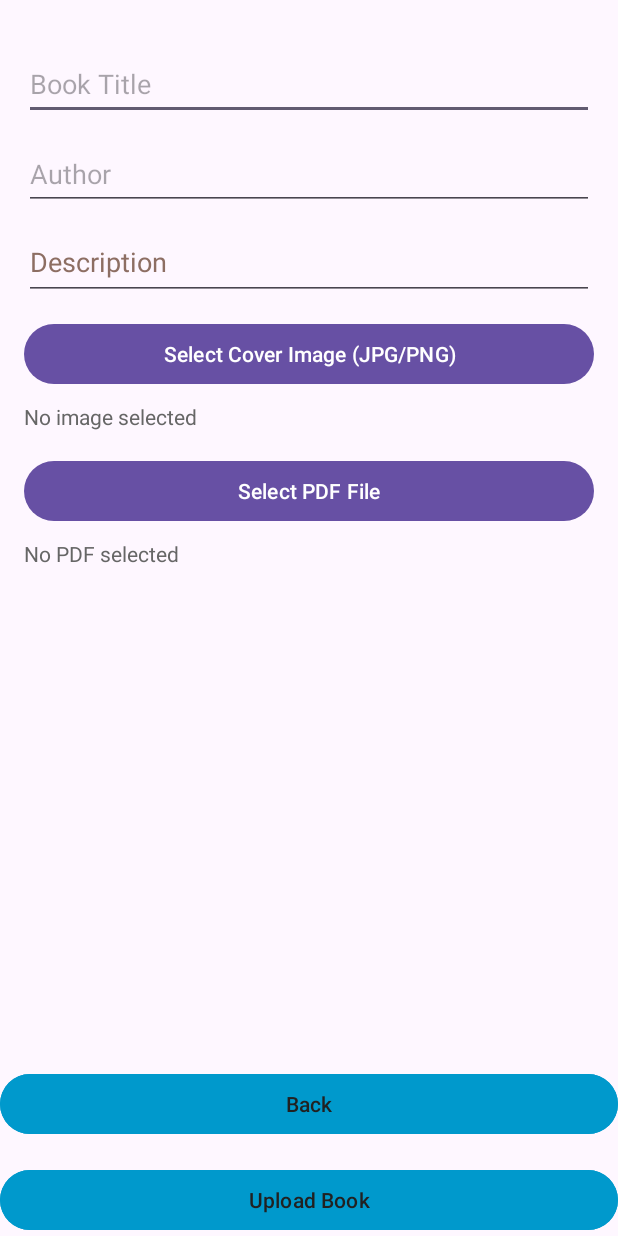
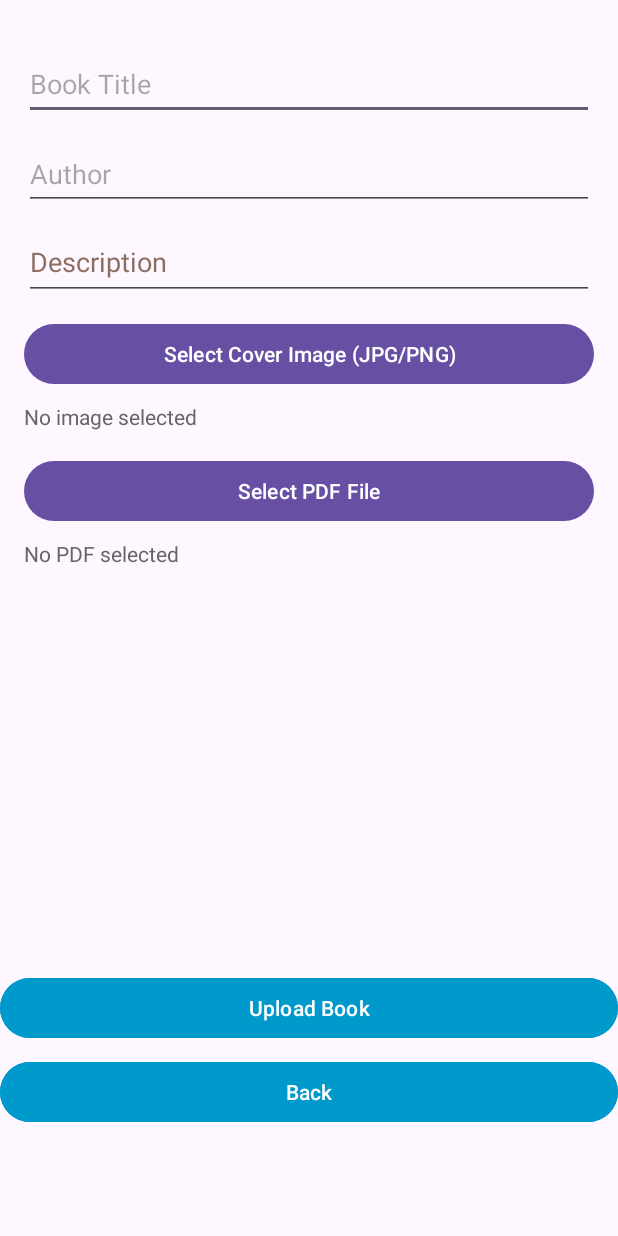
Before and after one commit to HorizonHalifa/EBook-Library, an Android app: the UploadBookActivity screen opened directly, with no data from a screen before it, on a phone screen of 412 x 824 dp. Run offline under Robolectric (Android 15) with nearby library versions, the phone set to English and light mode, and no system bars.

Commit message:
Made the buttons prettier

```diff
--- a/app/src/main/res/layout/activity_signup.xml
+++ b/app/src/main/res/layout/activity_signup.xml
@@ -44,7 +44,7 @@
             android:layout_height="wrap_content"
             android:backgroundTint="@android:color/holo_blue_dark"
             android:text="@string/sign_up"
-            android:textColor="#212121" />
+            android:textColor="@color/white" />
 
         <!-- Back Button -->
         <Button
@@ -53,7 +53,7 @@
             android:layout_height="wrap_content"
             android:backgroundTint="@android:color/holo_blue_dark"
             android:text="@string/back_signup"
-            android:textColor="#212121" />
+            android:textColor="@color/white" />
     </LinearLayout>
 
 </androidx.constraintlayout.widget.ConstraintLayout>
--- a/app/src/main/res/layout/activity_upload_book.xml
+++ b/app/src/main/res/layout/activity_upload_book.xml
@@ -87,28 +87,34 @@
     </ScrollView>
 
     <!-- Back Button -->
-    <Button
-        android:id="@+id/buttonBack"
-        android:layout_width="match_parent"
-        android:layout_height="wrap_content"
-        android:layout_marginBottom="16dp"
-        android:backgroundTint="@android:color/holo_blue_dark"
-        android:text="@string/back_upload"
-        android:textColor="#212121"
-        app:layout_constraintBottom_toTopOf="@+id/buttonUpload"
-        app:layout_constraintEnd_toEndOf="parent"
-        app:layout_constraintStart_toStartOf="parent" />
 
     <!-- Upload Button -->
+
     <Button
         android:id="@+id/buttonUpload"
         android:layout_width="match_parent"
         android:layout_height="wrap_content"
+        android:layout_marginBottom="8dp"
         android:backgroundTint="@android:color/holo_blue_dark"
         android:text="@string/upload_book_upload"
-        android:textColor="#212121"
+        android:textColor="@color/white"
+        app:layout_constraintBottom_toTopOf="@+id/buttonBack"
+        app:layout_constraintEnd_toEndOf="parent"
+        app:layout_constraintHorizontal_bias="0.0"
+        app:layout_constraintStart_toStartOf="parent" />
+
+    <Button
+
+        android:id="@+id/buttonBack"
+        android:layout_width="match_parent"
+        android:layout_height="wrap_content"
+        android:layout_marginBottom="72dp"
+        android:backgroundTint="@android:color/holo_blue_dark"
+        android:text="@string/back_upload"
+        android:textColor="@color/white"
         app:layout_constraintBottom_toBottomOf="parent"
         app:layout_constraintEnd_toEndOf="parent"
+        app:layout_constraintHorizontal_bias="0.0"
         app:layout_constraintStart_toStartOf="parent" />
 
 
--- a/app/src/main/res/layout/activity_welcome.xml
+++ b/app/src/main/res/layout/activity_welcome.xml
@@ -42,7 +42,7 @@
             android:layout_marginBottom="5dp"
             android:backgroundTint="@android:color/holo_blue_dark"
             android:text="@string/sign_in"
-            android:textColor="#212121" />
+            android:textColor="@color/white" />
 
         <Button
             android:id="@+id/buttonCreateAccount"
@@ -51,7 +51,7 @@
             android:layout_marginBottom="5dp"
             android:backgroundTint="@android:color/holo_blue_dark"
             android:text="@string/create_account"
-            android:textColor="#212121" />
+            android:textColor="@color/white" />
 
     </LinearLayout>
 
```
